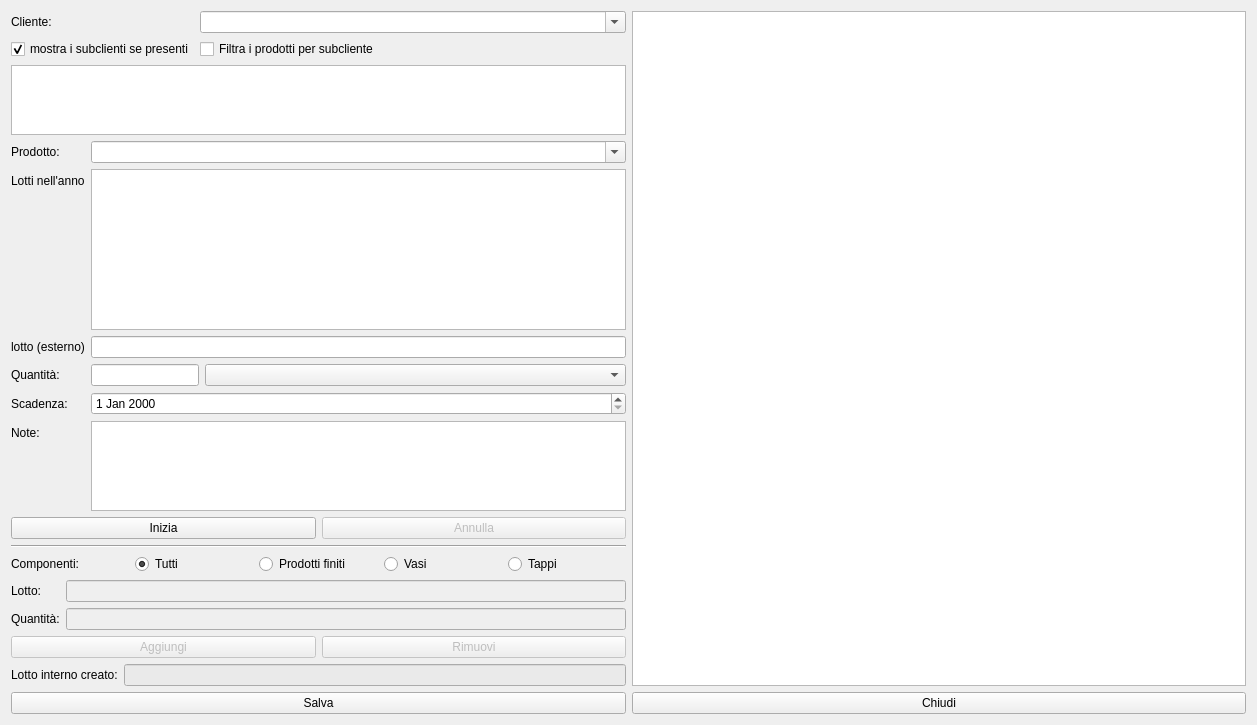
Before: the Qt Designer form hpackages.ui in fblabs/hamlet-mod-sancon, drawn with Qt 5.
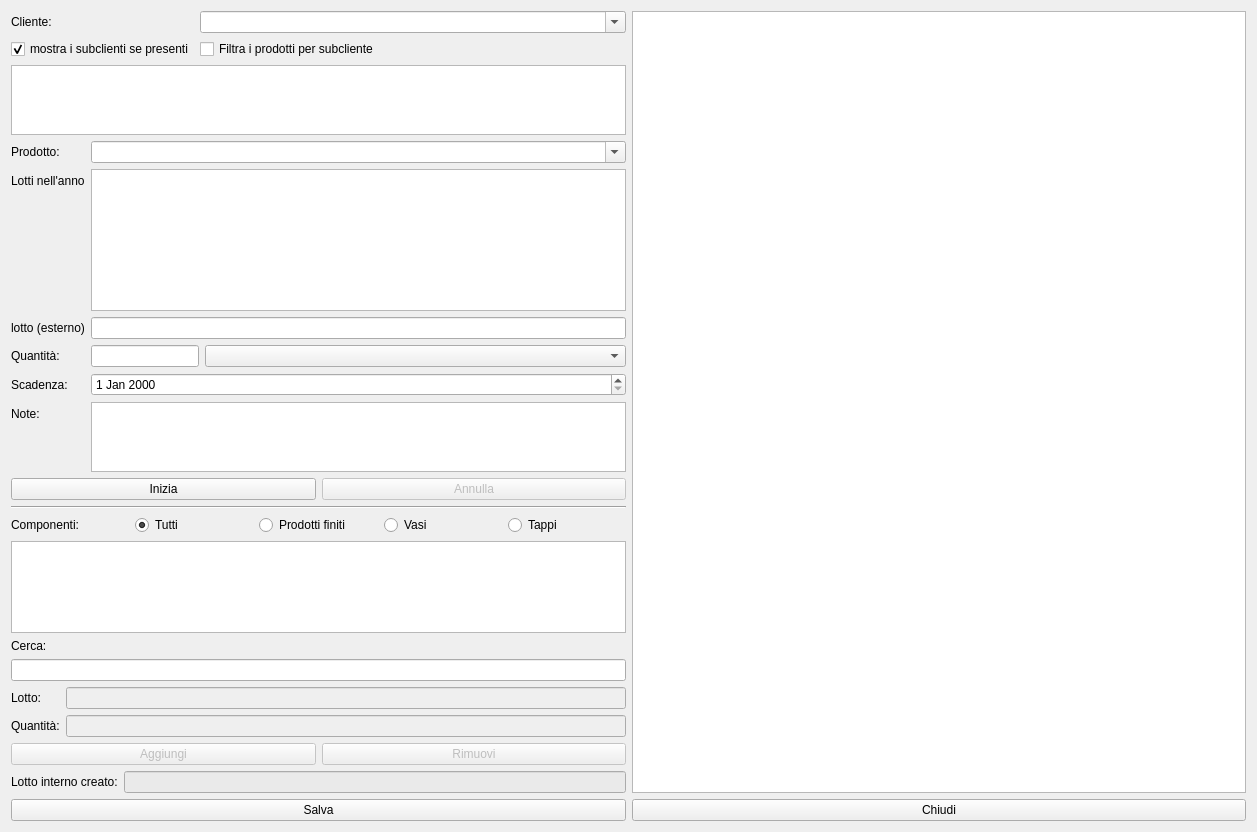
After: the same form once the commit is applied. Icons and pictures are not drawn.

Patch:
```diff
--- a/hpackages.ui
+++ b/hpackages.ui
@@ -10,7 +10,7 @@
     <x>0</x>
     <y>0</y>
     <width>1257</width>
-    <height>725</height>
+    <height>832</height>
    </rect>
   </property>
   <property name="windowTitle">
@@ -258,6 +258,32 @@
              </item>
             </layout>
            </item>
+           <item>
+            <widget class="QTableView" name="tvLots">
+             <property name="selectionBehavior">
+              <enum>QAbstractItemView::SelectRows</enum>
+             </property>
+             <property name="sortingEnabled">
+              <bool>true</bool>
+             </property>
+             <attribute name="horizontalHeaderStretchLastSection">
+              <bool>true</bool>
+             </attribute>
+             <attribute name="verticalHeaderVisible">
+              <bool>false</bool>
+             </attribute>
+            </widget>
+           </item>
+           <item>
+            <widget class="QLabel" name="label_10">
+             <property name="text">
+              <string>Cerca:</string>
+             </property>
+            </widget>
+           </item>
+           <item>
+            <widget class="QLineEdit" name="leSearch"/>
+           </item>
            <item>
             <layout class="QFormLayout" name="formLayout">
              <item row="0" column="0">
```
Left out of the diff: 6 changed lines with no effect on the pictures.
